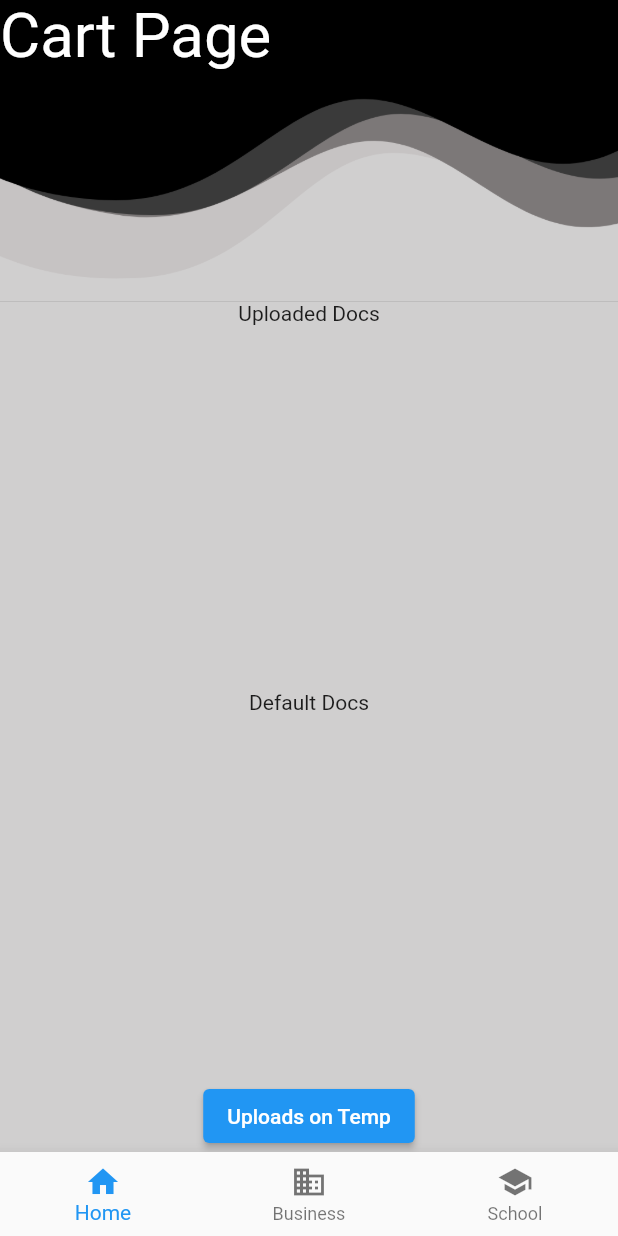
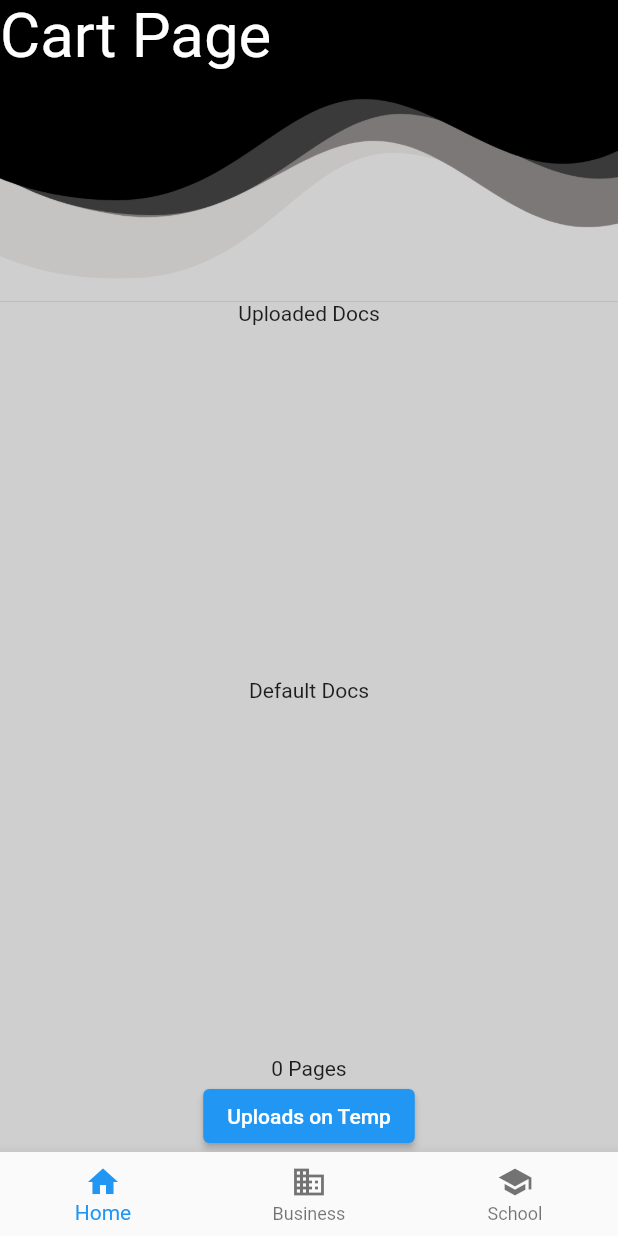
Before and after one commit to TechyMT/PBL-Sem-4, a Flutter app: the CartPage widget shown alone on an empty page, opened directly, on a phone screen of 412 x 824 dp. Run offline on Flutter 3.47's test engine with Material 2 defaults, Android fonts, the light colour scheme and no system bars; our stand-ins replace cloud_firestore, file_picker, firebase_auth, firebase_core, firebase_storage, get and 3 more; missing offline and left inert: pdf_render; accounts and stored records are empty; network calls fail.

Commit message:
pages on cartpage

```diff
--- a/lib/cartpage.dart
+++ b/lib/cartpage.dart
@@ -106,6 +106,8 @@ class CartPage extends StatelessWidget {
     print(ddc.cartlinks);
     print(sfc.storagedoc);
     print(sfc.pickedfile);
+    RxInt totalPages = 0.obs;
+
     return HomeScreenBase(
         childUpper: Text('Cart Page',style: TextStyle(color: Colors.white,fontSize: screenHeight * 0.05),),
         childLower: Column(
@@ -204,6 +206,9 @@ class CartPage extends StatelessWidget {
             //   child: Obx(() =>
             //       Text('FileName : ${sfc.progress.value.toStringAsFixed(2)}')),
             // ),
+            Column(
+              children: [
+                Obx(()=> Text("${(sfc.totalPagesDefDoc() + sfc.totalPagesStorageDoc()).toString()} Pages")),
                 ElevatedButton(
                   onPressed: () {
                     uploadFileStorage(ddc.cartlinks);
@@ -212,6 +217,8 @@ class CartPage extends StatelessWidget {
                     //     ddc.cartlinks.clear();
                   },
                   child: Text('Uploads on Temp'),
+                ),
+              ],
             ),
           ],
         ),
--- a/lib/controller.dart
+++ b/lib/controller.dart
@@ -81,6 +81,8 @@ class DefaultDocsController extends GetxController {
   bool isAddedtoCart(String url) {
     return cartdocs.contains(url);
   }
+
+
 }
 
 class StorageFilesController extends GetxController {
@@ -101,6 +103,22 @@ class StorageFilesController extends GetxController {
     PdfDocument pdfDoc = await PdfDocument.openData(filebytes);
     pageCount = pdfDoc.pageCount;
     return pageCount;
+  }
+
+  num totalPagesDefDoc() {
+    num out = 0;
+    for (String link in defdocinfo.keys.toList()) {
+      out += defdocinfo[link].toInt()!;
+    }
+    return out;
+  }
+
+  num totalPagesStorageDoc() {
+    num out = 0;
+    for (String link in storagedocinfo.keys.toList()) {
+      out += storagedocinfo[link].toInt()!;
+    }
+    return out;
   }
 
   Future<void> getdefaultdocinfo(
@@ -127,6 +145,8 @@ class StorageFilesController extends GetxController {
       i++;
     }
   }
+
+
 
   // @override
   // void onInit() {
--- a/lib/profilepage.dart
+++ b/lib/profilepage.dart
@@ -82,13 +82,13 @@ class _ProfilePageState extends State<ProfilePage> {
                 hintText: 'Enter Your Class',
               ),
             ),
-            TextField(
-              controller: emailcontroller,
-              keyboardType: TextInputType.name,
-              decoration: InputDecoration(
-                hintText: 'Enter Your Email',
-              ),
-            ),
+            // TextField(
+            //   controller: emailcontroller,
+            //   keyboardType: TextInputType.name,
+            //   decoration: InputDecoration(
+            //     hintText: 'Enter Your Email',
+            //   ),
+            // ),
             TextField(
               controller: rollnocontroller,
               keyboardType: TextInputType.name,
```
Lines whose indentation alone changed are shown as unchanged.
